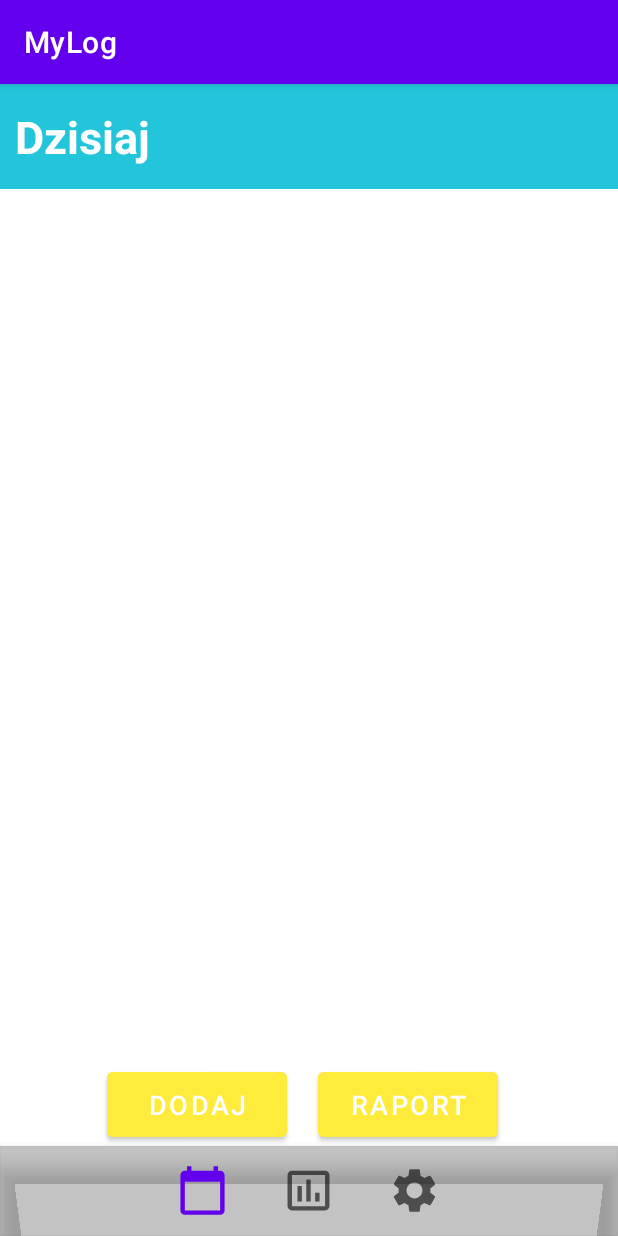
After one commit to marylaa/ZPO_pod_kontrola, an Android app: the UserScheduleActivity screen opened directly, with no data from a screen before it, on a phone screen of 412 x 824 dp. The commit adds this screen. Run offline under Robolectric (Android 15) with nearby library versions, the light colour scheme and no system bars.

Commit message:
dodano nową karte, nie działa

```diff
--- a/app/src/main/AndroidManifest.xml
+++ b/app/src/main/AndroidManifest.xml
@@ -40,7 +40,7 @@
                 android:value="" />
         </activity>
         <activity
-            android:name=".MainActivity"
+            android:name=".UserScheduleActivity"
             android:exported="false">
             <meta-data
                 android:name="android.app.lib_name"
--- a/app/src/main/java/com/example/myapp/MainActivity.kt
+++ b/app/src/main/java/com/example/myapp/MainActivity.kt
@@ -14,14 +14,10 @@
         super.onCreate(savedInstanceState)
         setContentView(R.layout.activity_main)
 
-
         val uID = intent
         val userID = uID.getStringExtra("uID")
 
         welcomeTextView = findViewById(R.id.welcomeText)
         welcomeTextView?.text = "Welcome ${userID}!";
-
-
     }
-
 }
--- /dev/null
+++ b/app/src/main/java/com/example/myapp/UserScheduleActivity.kt
@@ -0,0 +1,15 @@
+package com.example.myapp
+
+import android.os.Bundle
+import androidx.appcompat.app.AppCompatActivity
+
+class UserScheduleActivity : AppCompatActivity() {
+
+    override fun onCreate(savedInstanceState: Bundle?) {
+        super.onCreate(savedInstanceState)
+        setContentView(R.layout.user_pills_schedule)
+
+        val uID = intent
+        val userID = uID.getStringExtra("uID")
+    }
+}
--- /dev/null
+++ b/app/src/main/res/drawable/baseline_calendar_today_24.xml
@@ -0,0 +1,5 @@
+<vector android:height="50dp" android:tint="#000000"
+    android:viewportHeight="24" android:viewportWidth="24"
+    android:width="50dp" xmlns:android="http://schemas.android.com/apk/res/android">
+    <path android:fillColor="@android:color/white" android:pathData="M20,3h-1L19,1h-2v2L7,3L7,1L5,1v2L4,3c-1.1,0 -2,0.9 -2,2v16c0,1.1 0.9,2 2,2h16c1.1,0 2,-0.9 2,-2L22,5c0,-1.1 -0.9,-2 -2,-2zM20,21L4,21L4,8h16v13z"/>
+</vector>
--- /dev/null
+++ b/app/src/main/res/drawable/baseline_insert_chart_outlined_24.xml
@@ -0,0 +1,5 @@
+<vector android:height="50dp" android:tint="#000000"
+    android:viewportHeight="24" android:viewportWidth="24"
+    android:width="50dp" xmlns:android="http://schemas.android.com/apk/res/android">
+    <path android:fillColor="@android:color/white" android:pathData="M9,17L7,17v-7h2v7zM13,17h-2L11,7h2v10zM17,17h-2v-4h2v4zM19.5,19.1h-15L4.5,5h15v14.1zM19.5,3h-15c-1.1,0 -2,0.9 -2,2v14c0,1.1 0.9,2 2,2h15c1.1,0 2,-0.9 2,-2L21.5,5c0,-1.1 -0.9,-2 -2,-2z"/>
+</vector>
--- /dev/null
+++ b/app/src/main/res/drawable/baseline_more_vert_24.xml
@@ -0,0 +1,5 @@
+<vector android:height="50dp" android:tint="#000000"
+    android:viewportHeight="24" android:viewportWidth="24"
+    android:width="50dp" xmlns:android="http://schemas.android.com/apk/res/android">
+    <path android:fillColor="@android:color/white" android:pathData="M12,8c1.1,0 2,-0.9 2,-2s-0.9,-2 -2,-2 -2,0.9 -2,2 0.9,2 2,2zM12,10c-1.1,0 -2,0.9 -2,2s0.9,2 2,2 2,-0.9 2,-2 -0.9,-2 -2,-2zM12,16c-1.1,0 -2,0.9 -2,2s0.9,2 2,2 2,-0.9 2,-2 -0.9,-2 -2,-2z"/>
+</vector>
--- /dev/null
+++ b/app/src/main/res/drawable/baseline_settings_24.xml
@@ -0,0 +1,5 @@
+<vector android:height="50dp" android:tint="#000000"
+    android:viewportHeight="24" android:viewportWidth="24"
+    android:width="50dp" xmlns:android="http://schemas.android.com/apk/res/android">
+    <path android:fillColor="@android:color/white" android:pathData="M19.14,12.94c0.04,-0.3 0.06,-0.61 0.06,-0.94c0,-0.32 -0.02,-0.64 -0.07,-0.94l2.03,-1.58c0.18,-0.14 0.23,-0.41 0.12,-0.61l-1.92,-3.32c-0.12,-0.22 -0.37,-0.29 -0.59,-0.22l-2.39,0.96c-0.5,-0.38 -1.03,-0.7 -1.62,-0.94L14.4,2.81c-0.04,-0.24 -0.24,-0.41 -0.48,-0.41h-3.84c-0.24,0 -0.43,0.17 -0.47,0.41L9.25,5.35C8.66,5.59 8.12,5.92 7.63,6.29L5.24,5.33c-0.22,-0.08 -0.47,0 -0.59,0.22L2.74,8.87C2.62,9.08 2.66,9.34 2.86,9.48l2.03,1.58C4.84,11.36 4.8,11.69 4.8,12s0.02,0.64 0.07,0.94l-2.03,1.58c-0.18,0.14 -0.23,0.41 -0.12,0.61l1.92,3.32c0.12,0.22 0.37,0.29 0.59,0.22l2.39,-0.96c0.5,0.38 1.03,0.7 1.62,0.94l0.36,2.54c0.05,0.24 0.24,0.41 0.48,0.41h3.84c0.24,0 0.44,-0.17 0.47,-0.41l0.36,-2.54c0.59,-0.24 1.13,-0.56 1.62,-0.94l2.39,0.96c0.22,0.08 0.47,0 0.59,-0.22l1.92,-3.32c0.12,-0.22 0.07,-0.47 -0.12,-0.61L19.14,12.94zM12,15.6c-1.98,0 -3.6,-1.62 -3.6,-3.6s1.62,-3.6 3.6,-3.6s3.6,1.62 3.6,3.6S13.98,15.6 12,15.6z"/>
+</vector>
--- a/app/src/main/res/layout/activity_register.xml
+++ b/app/src/main/res/layout/activity_register.xml
@@ -14,7 +14,7 @@
         android:layout_width="fill_parent"
         android:layout_height="85dp"
         android:layout_marginLeft="10dp"
-        android:layout_marginTop="170dp"
+        android:layout_marginTop="150dp"
         android:layout_marginRight="10dp"
         android:background="@drawable/rounded_corner"
         android:gravity="center"
@@ -104,7 +104,7 @@
         android:layout_height="wrap_content"
         android:layout_gravity="start"
         android:layout_marginBottom="160dp"
-        android:layout_marginTop="45dp"
+        android:layout_marginTop="30dp"
         android:backgroundTint="@color/white"
         android:enabled="true"
         android:text="Zarejestruj się"
@@ -128,7 +128,7 @@
         android:layout_height="120dp"
         android:background="@drawable/pills2"
         android:layout_marginLeft="30dp"
-        android:layout_marginBottom="30dp"
+        android:layout_marginBottom="15dp"
         app:layout_constraintBottom_toBottomOf="parent"
         app:layout_constraintStart_toStartOf="parent"></ImageView>
 
--- /dev/null
+++ b/app/src/main/res/layout/user_pills_schedule.xml
@@ -0,0 +1,70 @@
+<?xml version="1.0" encoding="utf-8"?>
+<androidx.constraintlayout.widget.ConstraintLayout xmlns:android="http://schemas.android.com/apk/res/android"
+    xmlns:app="http://schemas.android.com/apk/res-auto"
+    xmlns:tools="http://schemas.android.com/tools"
+    android:layout_width="match_parent"
+    android:layout_height="match_parent"
+    tools:context=".MainActivity">
+
+    <androidx.recyclerview.widget.RecyclerView
+        android:id="@+id/rvPills"
+        android:layout_width="match_parent"
+        android:layout_height="0dp"
+        app:layout_constraintBottom_toTopOf="@+id/addPill"
+        app:layout_constraintEnd_toEndOf="parent"
+        app:layout_constraintHorizontal_bias="0.0"
+        app:layout_constraintStart_toStartOf="parent"
+        app:layout_constraintTop_toBottomOf="@+id/textView2"
+        app:layout_constraintVertical_bias="0.0" />
+
+    <TextView
+        android:id="@+id/textView2"
+        android:layout_width="match_parent"
+        android:layout_height="70dp"
+        android:background="@color/background"
+        android:gravity="center_vertical"
+        android:paddingLeft="10dp"
+        android:text="Dzisiaj"
+        android:textColor="@color/white"
+        android:textSize="30dp"
+        android:textStyle="bold"
+        app:layout_constraintTop_toTopOf="parent"
+        tools:layout_editor_absoluteX="185dp" />
+
+    <Button
+        android:id="@+id/addPill"
+        android:layout_width="120dp"
+        android:layout_height="55dp"
+        android:text="Dodaj"
+        android:layout_marginLeft="80dp"
+        android:layout_marginRight="30dp"
+        android:backgroundTint="@color/yellow"
+        android:textSize="18dp"
+        app:layout_constraintBottom_toTopOf="@+id/bottom_navigation_view"
+        app:layout_constraintEnd_toStartOf="@+id/addRaport"
+        app:layout_constraintStart_toStartOf="parent" />
+
+    <Button
+        android:id="@+id/addRaport"
+        android:layout_width="120dp"
+        android:layout_height="55dp"
+        android:text="Raport"
+        android:textSize="18dp"
+        android:backgroundTint="@color/yellow"
+        android:layout_marginRight="80dp"
+        app:layout_constraintBottom_toTopOf="@+id/bottom_navigation_view"
+        app:layout_constraintEnd_toEndOf="parent" />
+
+    <com.google.android.material.bottomnavigation.BottomNavigationView
+        android:id="@+id/bottom_navigation_view"
+        android:layout_width="match_parent"
+        android:layout_height="60dp"
+        android:background="#3C000000"
+        android:paddingLeft="100dp"
+        android:paddingRight="100dp"
+        app:labelVisibilityMode="unlabeled"
+        app:layout_constraintBottom_toBottomOf="parent"
+        app:menu="@menu/bottom_nav_menu"
+        app:itemIconSize="35dp"/>
+
+</androidx.constraintlayout.widget.ConstraintLayout>
--- /dev/null
+++ b/app/src/main/res/menu/bottom_nav_menu.xml
@@ -0,0 +1,16 @@
+<?xml version="1.0" encoding="utf-8"?>
+
+<menu xmlns:android="http://schemas.android.com/apk/res/android">
+<item
+    android:id="@+id/navigation_home"
+    android:icon="@drawable/baseline_calendar_today_24"
+    android:title="calendar" />
+<item
+    android:id="@+id/navigation_dashboard"
+    android:icon="@drawable/baseline_insert_chart_outlined_24"
+    android:title="chart" />
+<item
+    android:id="@+id/navigation_notifications"
+    android:icon="@drawable/baseline_settings_24"
+    android:title="settings" />
+</menu>
```
Also changed, not shown: app/src/main/java/com/example/myapp/LoginActivity.kt (+4 -5 lines), app/src/main/res/layout/item_pill.xml (added, +54 -0 lines).
